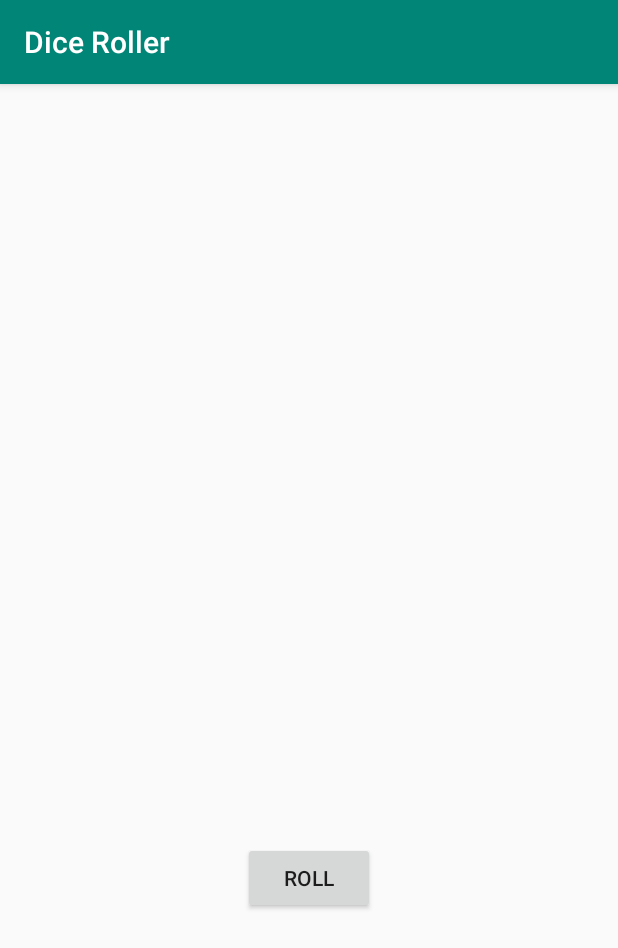
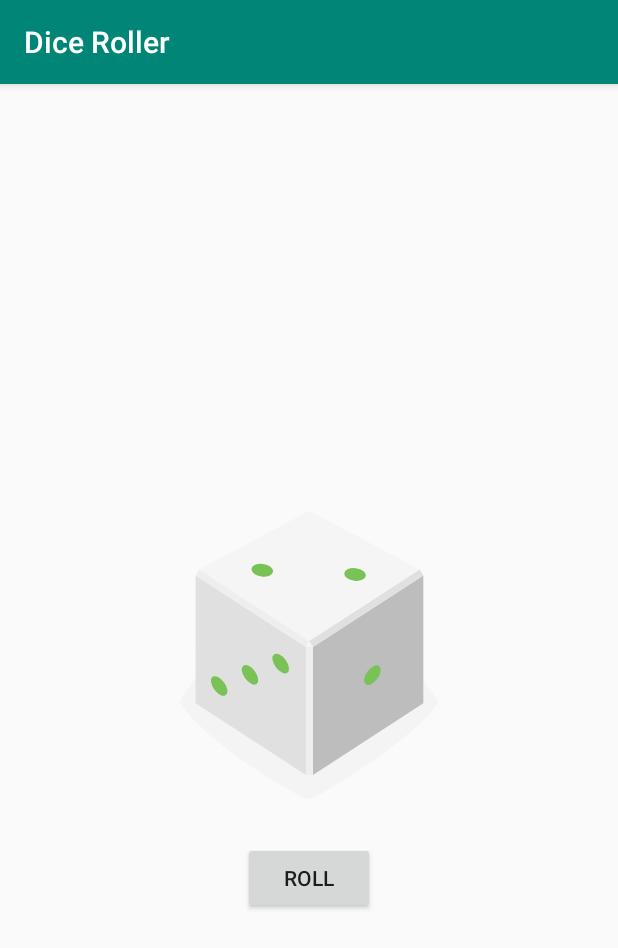
Before and after one commit to cdpjenkins/DiceRoller, an Android app: the screen it shows after launch (MainActivity), on a phone screen of 412 x 824 dp. Shown: the top 948 px of the screen. Run offline under Robolectric (Android 15) with nearby library versions, the phone set to English and light mode, and no system bars.

Commit message:
Support older Android and use compatibility lib for vector graphics

```diff
--- a/app/build.gradle
+++ b/app/build.gradle
@@ -9,11 +9,12 @@ android {
     buildToolsVersion "29.0.0"
     defaultConfig {
         applicationId "com.cdpjenkins.android.diceroller"
-        minSdkVersion 26
+        minSdkVersion 19
         targetSdkVersion 29
         versionCode 1
         versionName "1.0"
         testInstrumentationRunner "androidx.test.runner.AndroidJUnitRunner"
+        vectorDrawables.useSupportLibrary = true
     }
     buildTypes {
         release {
--- a/app/src/main/res/layout/activity_main.xml
+++ b/app/src/main/res/layout/activity_main.xml
@@ -1,6 +1,7 @@
 <?xml version="1.0" encoding="utf-8"?>
 <LinearLayout xmlns:android="http://schemas.android.com/apk/res/android"
               xmlns:tools="http://schemas.android.com/tools"
+              xmlns:app="http://schemas.android.com/apk/res-auto"
               android:layout_width="match_parent"
               android:layout_height="wrap_content"
               android:orientation="vertical"
@@ -22,8 +23,11 @@
             android:layout_width="wrap_content"
             android:layout_height="wrap_content"
             android:layout_gravity="center_horizontal"
-            android:src="@drawable/empty_dice"
-            android:contentDescription=""/>
+            app:srcCompat="@drawable/dice_2"
+            android:contentDescription="    "
+
+            tools:src="@drawable/empty_dice"
+    />
 
     <Button
             android:id="@+id/roll_button"
```
